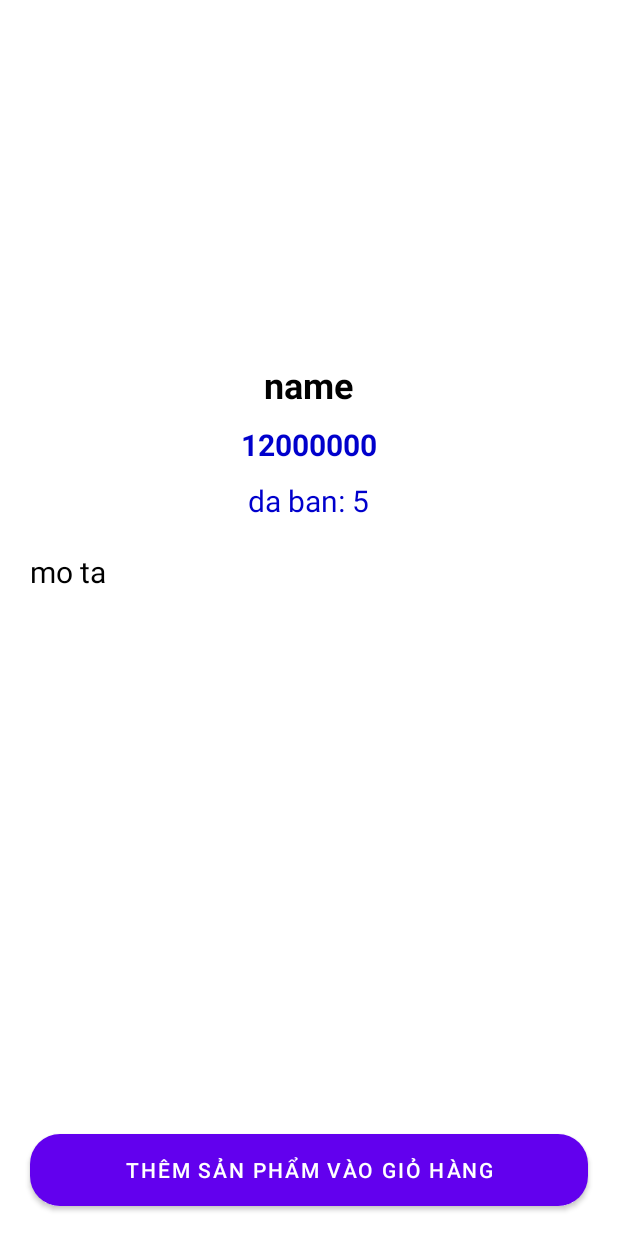
After one commit to mtrangcp/UngdungBanXedap, an Android app: the ProductDetailActivity screen opened directly, with no data from a screen before it, on a phone screen of 412 x 824 dp. The commit adds this screen. Run offline under Robolectric (Android 15) with nearby library versions, the phone set to English and light mode, and no system bars.

```diff
--- a/app/src/main/java/tranghtmph26263/fpoly/ungdungbanxedap/admin/EditProductActivity.java
+++ b/app/src/main/java/tranghtmph26263/fpoly/ungdungbanxedap/admin/EditProductActivity.java
@@ -77,7 +77,7 @@ public class EditProductActivity extends AppCompatActivity {
 
         final Spinner spinner = findViewById(R.id.spin_edit_category);
         CategoryDAO categoryDAO = new CategoryDAO(EditProductActivity.this);
-        ArrayList<Category> list = categoryDAO.selectAll();
+        ArrayList<Category> list = categoryDAO.selectAllForUser();
         SpinCategoryAdapter adapter = new SpinCategoryAdapter(list);
         spinner.setAdapter(adapter);
 
--- a/app/src/main/java/tranghtmph26263/fpoly/ungdungbanxedap/admin/ProductActivity.java
+++ b/app/src/main/java/tranghtmph26263/fpoly/ungdungbanxedap/admin/ProductActivity.java
@@ -83,7 +83,7 @@ public class ProductActivity extends AppCompatActivity {
 
                 final Spinner spinner = dialog.findViewById(R.id.spin_category);
                 CategoryDAO categoryDAO = new CategoryDAO(ProductActivity.this);
-                SpinCategoryAdapter adapter = new SpinCategoryAdapter(categoryDAO.selectAll());
+                SpinCategoryAdapter adapter = new SpinCategoryAdapter(categoryDAO.selectAllForUser());
                 spinner.setAdapter(adapter);
 
                 img_add.setOnClickListener(new View.OnClickListener() {
--- a/app/src/main/java/tranghtmph26263/fpoly/ungdungbanxedap/database/MyDbHelper.java
+++ b/app/src/main/java/tranghtmph26263/fpoly/ungdungbanxedap/database/MyDbHelper.java
@@ -15,10 +15,10 @@ public class MyDbHelper extends SQLiteOpenHelper {
 
     @Override
     public void onCreate(SQLiteDatabase sqLiteDatabase) {
-        String sql = "create table category( id integer not null primary key autoincrement, name text not null)";
+        String sql = "create table category( id integer not null primary key autoincrement, name text not null, active integer)";
         sqLiteDatabase.execSQL(sql);
-        sql = "insert into category(name) values('Xe địa hình'), ('Xe đường phố'), ('Xe đạp Nhật')," +
-                "('Xe trẻ em'), ('Xe cào cào'), ('Xe đạp đua'), ('Xe đạp gấp'), ('Xe không phanh')";
+        sql = "insert into category(name, active) values('Xe địa hình', 1), ('Xe đường phố', 1), ('Xe đạp Nhật', 1)," +
+                "('Xe trẻ em', 1), ('Xe cào cào', 1), ('Xe đạp đua', 1), ('Xe đạp gấp', 1), ('Xe không phanh', 1)";
         sqLiteDatabase.execSQL(sql);
 
 
--- a/app/src/main/java/tranghtmph26263/fpoly/ungdungbanxedap/entity/Product.java
+++ b/app/src/main/java/tranghtmph26263/fpoly/ungdungbanxedap/entity/Product.java
@@ -1,9 +1,10 @@
 package tranghtmph26263.fpoly.ungdungbanxedap.entity;
 
+import java.io.Serializable;
 import java.sql.Blob;
 import java.util.Arrays;
 
-public class Product {
+public class Product implements Serializable {
     private int id, category_id;
     private String name, describe, import_date;
     private byte[] avatar;
--- /dev/null
+++ b/app/src/main/java/tranghtmph26263/fpoly/ungdungbanxedap/user/ProductDetailActivity.java
@@ -0,0 +1,53 @@
+package tranghtmph26263.fpoly.ungdungbanxedap.user;
+
+import androidx.appcompat.app.AppCompatActivity;
+
+import android.graphics.Bitmap;
+import android.graphics.BitmapFactory;
+import android.os.Bundle;
+import android.view.View;
+import android.widget.Button;
+import android.widget.ImageView;
+import android.widget.TextView;
+
+import tranghtmph26263.fpoly.ungdungbanxedap.R;
+import tranghtmph26263.fpoly.ungdungbanxedap.entity.Product;
+
+public class ProductDetailActivity extends AppCompatActivity {
+    ImageView img_avatar;
+    TextView tv_name, tv_price, tv_sold, tv_describe;
+    Button btn_addToCart;
+
+    @Override
+    protected void onCreate(Bundle savedInstanceState) {
+        super.onCreate(savedInstanceState);
+        setContentView(R.layout.activity_product_detail);
+
+        img_avatar = findViewById(R.id.id_imgAvater_detail);
+        tv_name = findViewById(R.id.id_namePro_detail);
+        tv_price = findViewById(R.id.id_pricePro_detail);
+        tv_sold = findViewById(R.id.id_soldPro_detail);
+        tv_describe = findViewById(R.id.id_describePro_detail);
+        btn_addToCart = findViewById(R.id.btn_addProToCart);
+
+        Bundle bundle = getIntent().getExtras();
+        if ( bundle == null){  return; }
+        Product obj  = (Product) bundle.get("objProduct");
+
+        tv_name.setText(obj.getName());
+        tv_price.setText("Giá: "+ obj.getPrice());
+        tv_sold.setText("Đã bán: "+ obj.getSold());
+        tv_describe.setText("Mô tả: "+ obj.getDescribe());
+
+        byte[] avatar = obj.getAvatar();
+        Bitmap bitmap = BitmapFactory.decodeByteArray(avatar, 0, avatar.length);
+        img_avatar.setImageBitmap(bitmap);
+
+        btn_addToCart.setOnClickListener(new View.OnClickListener() {
+            @Override
+            public void onClick(View view) {
+
+            }
+        });
+    }
+}
--- /dev/null
+++ b/app/src/main/res/layout/activity_product_detail.xml
@@ -0,0 +1,67 @@
+<?xml version="1.0" encoding="utf-8"?>
+<LinearLayout xmlns:android="http://schemas.android.com/apk/res/android"
+    xmlns:app="http://schemas.android.com/apk/res-auto"
+    xmlns:tools="http://schemas.android.com/tools"
+    android:orientation="vertical"
+    android:layout_width="match_parent"
+    android:layout_height="match_parent"
+    tools:context=".user.ProductDetailActivity">
+
+    <ImageView
+        android:layout_marginTop="20dp"
+        android:id="@+id/id_imgAvater_detail"
+        android:layout_width="match_parent"
+        android:layout_height="200dp"/>
+
+    <TextView
+        android:layout_marginTop="20dp"
+        android:id="@+id/id_namePro_detail"
+        android:text="name"
+        android:textStyle="bold"
+        android:textSize="24dp"
+        android:textColor="@color/black"
+        android:layout_gravity="center"
+        android:layout_width="wrap_content"
+        android:layout_height="wrap_content"/>
+    <TextView
+        android:id="@+id/id_pricePro_detail"
+        android:text="12000000"
+        android:layout_margin="10dp"
+        android:textStyle="bold"
+        android:textSize="20dp"
+        android:textColor="@color/xanh"
+        android:layout_gravity="center"
+        android:layout_width="wrap_content"
+        android:layout_height="wrap_content"/>
+    <TextView
+        android:id="@+id/id_soldPro_detail"
+        android:text="da ban: 5"
+        android:textSize="20dp"
+        android:textColor="@color/xanh"
+        android:layout_gravity="center"
+        android:layout_width="wrap_content"
+        android:layout_height="wrap_content"/>
+    <TextView
+        android:id="@+id/id_describePro_detail"
+        android:text="mo ta"
+        android:layout_marginTop="20dp"
+        android:textSize="20dp"
+        android:textColor="@color/black"
+        android:layout_gravity="center"
+        android:layout_width="match_parent"
+        android:layout_marginLeft="20dp"
+        android:layout_marginRight="20dp"
+        android:layout_height="0dp"
+        android:layout_weight="1"/>
+
+    <Button
+        android:id="@+id/btn_addProToCart"
+        android:text="Thêm sản phẩm vào giỏ hàng"
+        android:layout_width="match_parent"
+        android:layout_height="wrap_content"
+        android:layout_gravity="bottom"
+        android:background="@drawable/bogoc_button"
+        android:layout_margin="20dp"
+        />
+
+</LinearLayout>
--- a/app/src/main/res/layout/layout_product_horizontal.xml
+++ b/app/src/main/res/layout/layout_product_horizontal.xml
@@ -8,6 +8,7 @@
     android:layout_marginRight="8dp"
     android:layout_marginLeft="10dp">
     <LinearLayout
+        android:id="@+id/list_ngang"
         android:orientation="vertical"
         android:padding="6dp"
         android:gravity="center"
```
Also changed, not shown: app/src/main/AndroidManifest.xml (+7 -0 lines), app/src/main/java/tranghtmph26263/fpoly/ungdungbanxedap/MainActivity.java (+27 -7 lines), app/src/main/java/tranghtmph26263/fpoly/ungdungbanxedap/adapter/CategoryAdapter.java (+11 -5 lines), app/src/main/java/tranghtmph26263/fpoly/ungdungbanxedap/adapter/ProductHorizontalAdapter.java (+14 -1 lines), app/src/main/java/tranghtmph26263/fpoly/ungdungbanxedap/dao/CategoryDAO.java (+31 -6 lines), app/src/main/java/tranghtmph26263/fpoly/ungdungbanxedap/entity/Category.java (+11 -2 lines), app/src/main/java/tranghtmph26263/fpoly/ungdungbanxedap/myInterface/ClickItemProductListener.java (added, +7 -0 lines), app/src/main/res/layout/layout_item_category.xml (+12 -7 lines).
